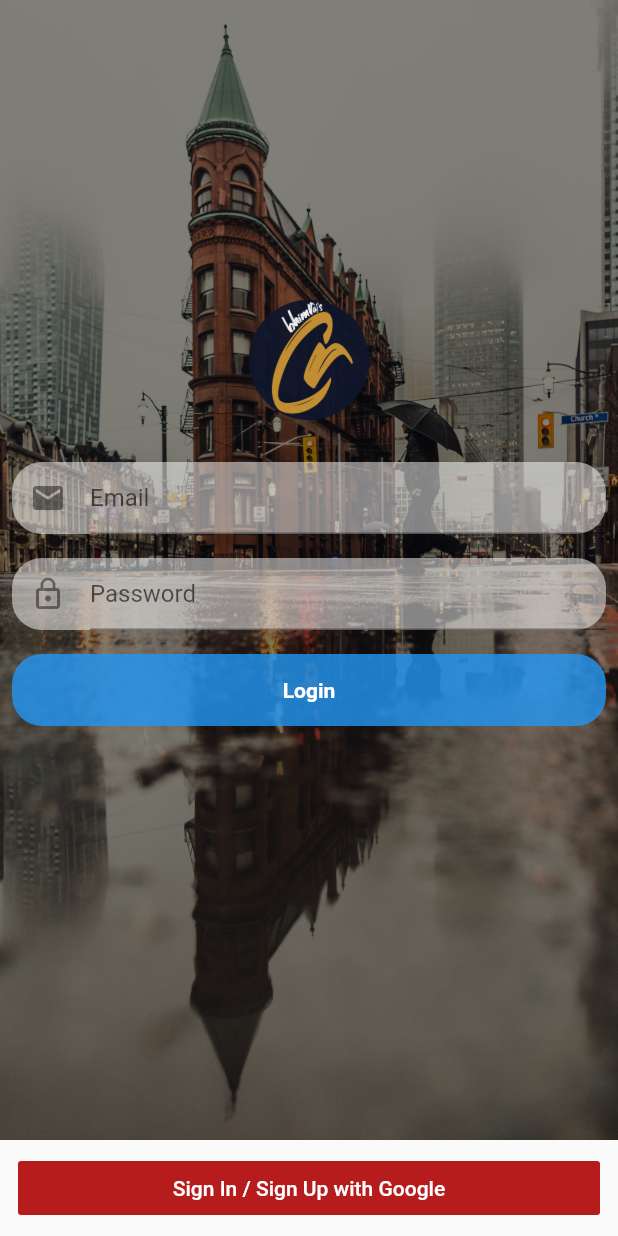
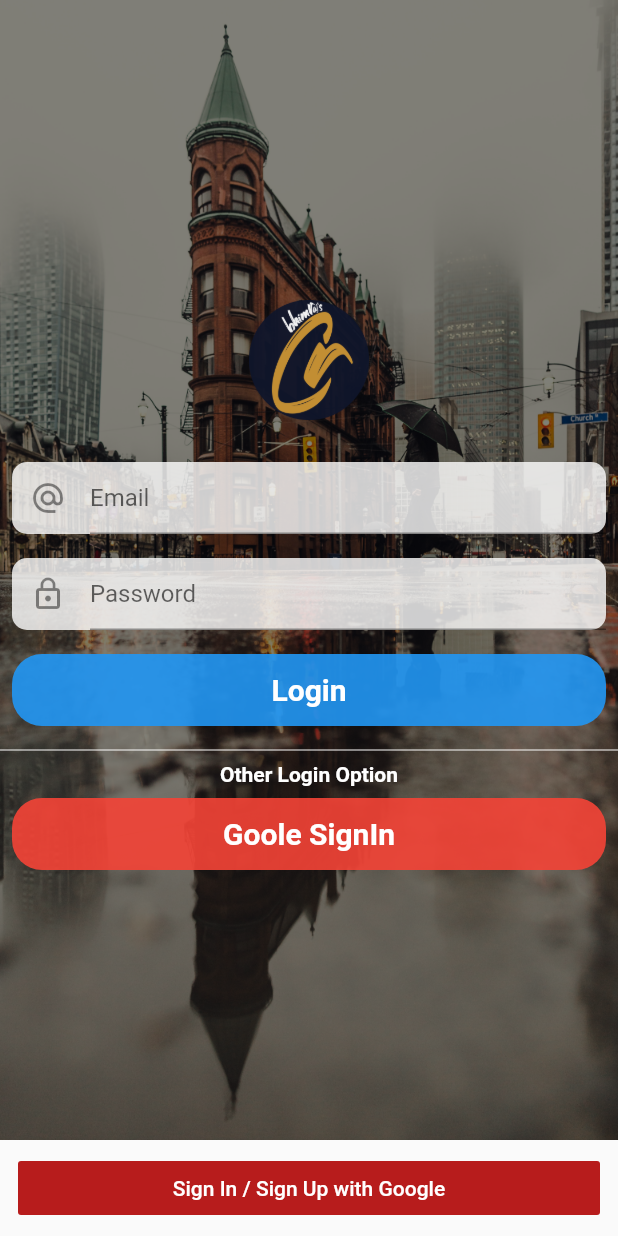
Before and after one commit to bhimrazy/ecommerce, a Flutter app: the screen it shows after launch, on a phone screen of 412 x 824 dp. Run offline on Flutter 3.47's test engine with Material 2 defaults, Android fonts, the phone set to English and light mode, and no system bars; our stand-ins replace carousel_pro, cloud_firestore, firebase_auth, firebase_core, fluttertoast, google_sign_in and 1 more; accounts and stored records are empty.

Commit message:
Google SignIn Button Added

```diff
--- a/lib/pages/login.dart
+++ b/lib/pages/login.dart
@@ -123,15 +123,15 @@ class _LoginState extends State<Login> {
                   Padding(
                     padding: const EdgeInsets.all(8.0),
                     child: Material(
-                      borderRadius: BorderRadius.circular(20.0),
-                      color: Colors.white.withOpacity(0.5),
+                      borderRadius: BorderRadius.circular(10.0),
+                      color: Colors.white.withOpacity(0.8),
                       elevation: 0.0,
                       child: Padding(
                         padding: const EdgeInsets.only(left: 12.0),
                         child: TextFormField(
                             decoration: InputDecoration(
                               hintText: "Email",
-                              icon: Icon(Icons.email),
+                              icon: Icon(Icons.alternate_email),
                             ),
                             keyboardType: TextInputType.emailAddress,
                             controller: _emailTextController,
@@ -151,8 +151,8 @@ class _LoginState extends State<Login> {
                   Padding(
                     padding: const EdgeInsets.all(8.0),
                     child: Material(
-                      borderRadius: BorderRadius.circular(20.0),
-                      color: Colors.white.withOpacity(0.5),
+                      borderRadius: BorderRadius.circular(10.0),
+                      color: Colors.white.withOpacity(0.8),
                       elevation: 0.0,
                       child: Padding(
                         padding: const EdgeInsets.only(left: 12.0),
@@ -178,7 +178,7 @@ class _LoginState extends State<Login> {
                     padding: const EdgeInsets.all(8.0),
                     child: Material(
                         borderRadius: BorderRadius.circular(20.0),
-                        color: Colors.blue.withOpacity(0.8),
+                        color: Colors.blue.withOpacity(0.9),
                         elevation: 0.0,
                         child: MaterialButton(
                             onPressed: () {},
@@ -188,9 +188,37 @@ class _LoginState extends State<Login> {
                               textAlign: TextAlign.center,
                               style: TextStyle(
                                   color: Colors.white,
-                                  fontWeight: FontWeight.bold),
+                                  fontWeight: FontWeight.bold,
+                                  fontSize: 20.0),
                             ))),
-                  )
+                  ),
+                  Divider(
+                    color: Colors.white,
+                  ),
+                  Text(
+                    "Other Login Option",
+                    style: TextStyle(
+                        color: Colors.white, fontWeight: FontWeight.bold),
+                  ),
+                  //=============================Google Login Button=================================//
+                  Padding(
+                    padding: const EdgeInsets.all(8.0),
+                    child: Material(
+                        borderRadius: BorderRadius.circular(20.0),
+                        color: Colors.red.withOpacity(0.9),
+                        elevation: 0.0,
+                        child: MaterialButton(
+                            onPressed: () {},
+                            minWidth: MediaQuery.of(context).size.width,
+                            child: Text(
+                              "Goole SignIn",
+                              textAlign: TextAlign.center,
+                              style: TextStyle(
+                                  color: Colors.white,
+                                  fontWeight: FontWeight.bold,
+                                  fontSize: 20.0),
+                            ))),
+                  ),
                 ],
               ),
             )),
```
